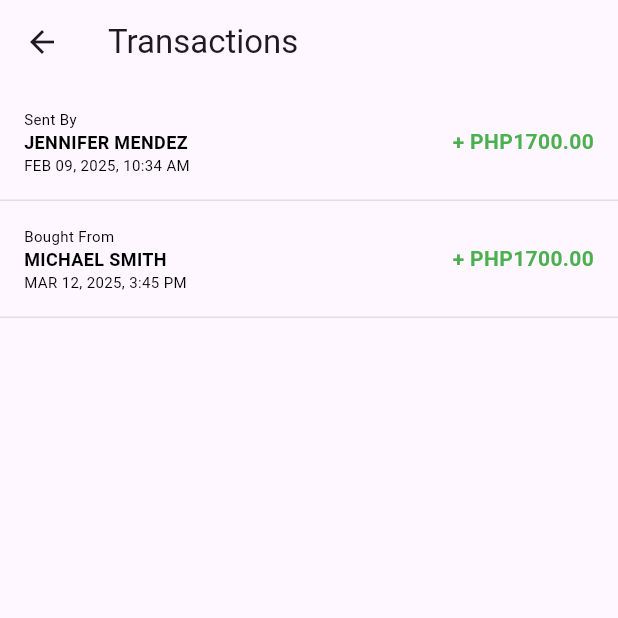
After one commit to jeruzelcarpio/verdant-bank, a Flutter app: the screen it shows after launch, after a tap on "Transactions", on a phone screen of 412 x 824 dp, the top half of it. The commit adds this screen. Run offline on Flutter 3.47's test engine with Material 3 defaults, Android fonts, the phone set to English and light mode, and no system bars.

Commit message:
Added basis for transaction

```diff
--- a/lib/main.dart
+++ b/lib/main.dart
@@ -1,4 +1,5 @@
 import 'package:flutter/material.dart';
+import 'package:verdantbank/transactions.dart';
 import 'transfer.dart';
 import 'paybills.dart';
 import 'buyload.dart';
@@ -10,6 +11,8 @@ void main() {
 }
 
 class VerdantBankApp extends StatelessWidget {
+  const VerdantBankApp({super.key});
+
   @override
   Widget build(BuildContext context) {
     return MaterialApp(
@@ -23,6 +26,8 @@ class VerdantBankApp extends StatelessWidget {
 }
 
 class HomePage extends StatelessWidget {
+  const HomePage({super.key});
+
   void _handleButtonPress(String action, BuildContext context) {
     print('$action button pressed');
 
@@ -59,6 +64,13 @@ class HomePage extends StatelessWidget {
       Navigator.push(
         context,
         MaterialPageRoute(builder: (context) => SavingsPage()),
+      );
+    }
+
+    if (action == 'Transactions') {
+      Navigator.push(
+        context,
+        MaterialPageRoute(builder: (context) => TransactionsPage()),
       );
     }
 
@@ -99,6 +111,11 @@ class HomePage extends StatelessWidget {
               onPressed: () => _handleButtonPress('Savings', context),
               child: Text('Savings'),
             ),
+            SizedBox(height: 16),
+            ElevatedButton(
+              onPressed: () => _handleButtonPress('Transactions', context),
+              child: Text('Transactions'),
+            ),
           ],
         ),
       ),
--- /dev/null
+++ b/lib/transactions.dart
@@ -0,0 +1,111 @@
+import 'package:flutter/material.dart';
+
+
+
+class TransactionsPage extends StatefulWidget {
+  @override
+  _TransactionPageState createState() => _TransactionPageState();
+}
+
+class TransactionRow extends StatelessWidget {
+  final String transactionType; // Sent, Received, Bought
+  final String recipient;
+  final String dateTime;
+  final double amount;
+  final bool add; // true = added amount, false = subtracted amount
+
+  TransactionRow({
+    required this.transactionType,
+    required this.recipient,
+    required this.dateTime,
+    required this.amount,
+    required this.add,
+  });
+
+  @override
+  Widget build(BuildContext context) {
+    String symbol = add ? "+" : "-"; // Determine symbol dynamically
+    Color amountColor = add ? Colors.green : Colors.red; // Green for add, red for subtract
+
+    return Container(
+      padding: EdgeInsets.all(16),
+      decoration: BoxDecoration(
+        border: Border(bottom: BorderSide(color: Colors.grey.shade300)),
+      ),
+      child: Row(
+        crossAxisAlignment: CrossAxisAlignment.center,
+        children: [
+          Expanded(
+            child: Column(
+              crossAxisAlignment: CrossAxisAlignment.start,
+              children: [
+                Text(
+                  transactionType,
+                  style: TextStyle(
+                    color: Colors.black,
+                    fontSize: 10,
+                    fontWeight: FontWeight.normal,
+                  ),
+                ),
+                Text(
+                  recipient,
+                  style: TextStyle(
+                    color: Colors.black,
+                    fontSize: 12,
+                    fontWeight: FontWeight.w700,
+                  ),
+                ),
+                Text(
+                  dateTime,
+                  style: TextStyle(
+                    color: Colors.black,
+                    fontSize: 10,
+                    fontWeight: FontWeight.normal,
+                  ),
+                ),
+              ],
+            ),
+          ),
+          Text(
+            "$symbol PHP${amount.toStringAsFixed(2)}",
+            style: TextStyle(
+              color: amountColor,
+              fontSize: 14,
+              fontWeight: FontWeight.bold,
+            ),
+          ),
+        ],
+      ),
+    );
+  }
+}
+
+class _TransactionPageState extends State<TransactionsPage> {
+  @override
+  Widget build(BuildContext context) {
+    return Scaffold(
+      appBar: AppBar(
+        title: Text('Transactions'),
+      ),
+      body: ListView(
+        scrollDirection: Axis.vertical,
+        children: [
+          TransactionRow(
+            transactionType: 'Sent By',
+            recipient: 'JENNIFER MENDEZ',
+            dateTime: 'FEB 09, 2025, 10:34 AM',
+            amount: 1700,
+            add: true,
+          ),
+          TransactionRow(
+            transactionType: 'Bought From',
+            recipient: 'MICHAEL SMITH',
+            dateTime: 'MAR 12, 2025, 3:45 PM',
+            amount: 1700,
+            add: true,
+          ),
+        ],
+      ),
+    );
+  }
+}
```
Also changed, not shown: lib/transfer.dart (+103 -8 lines).
